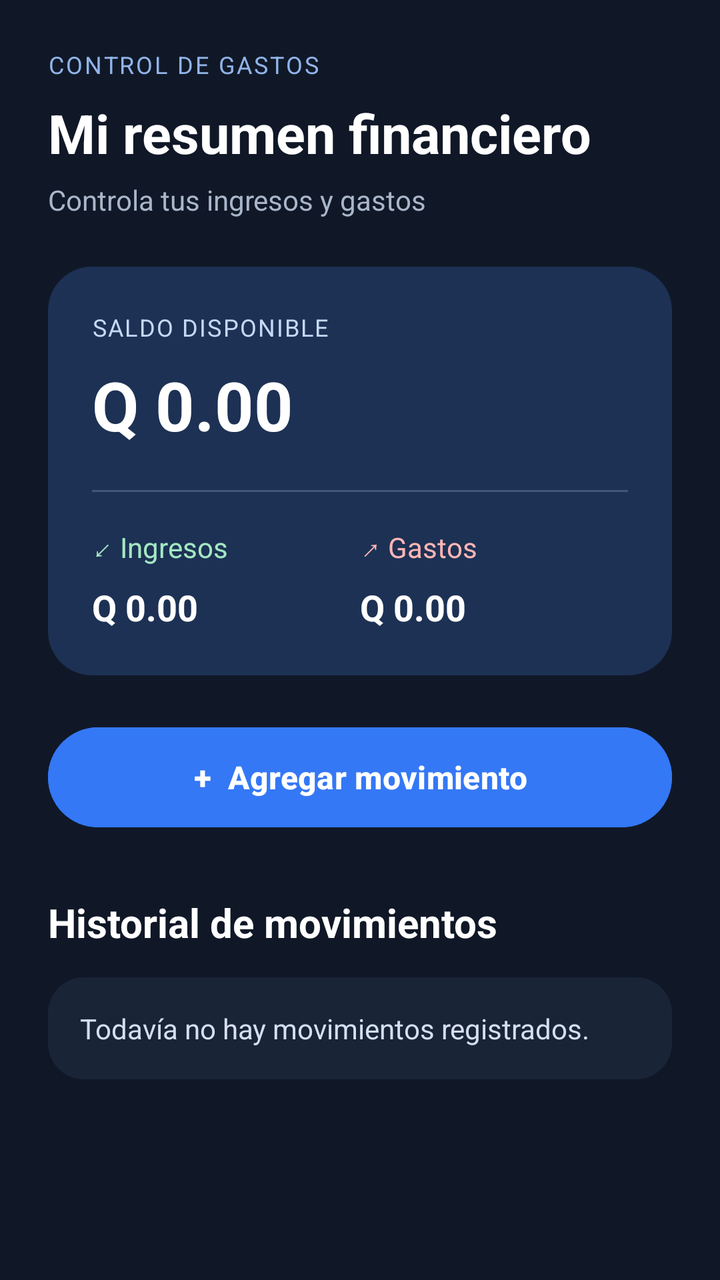
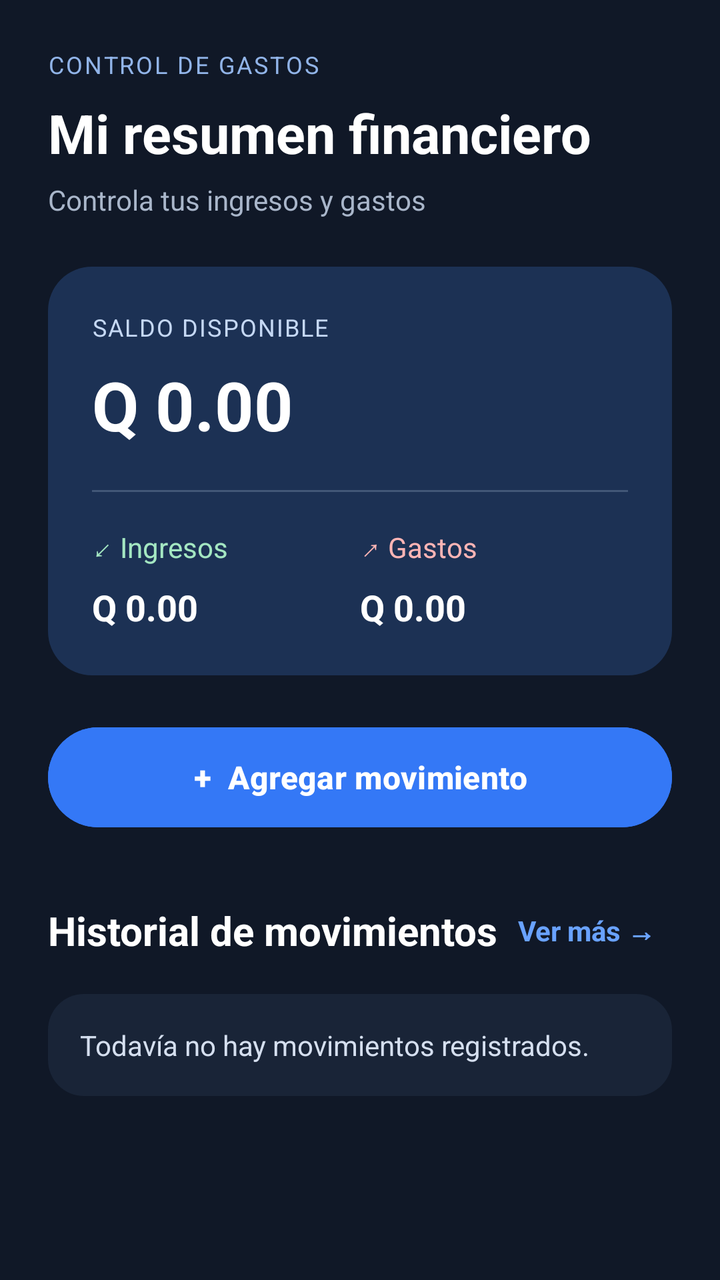

Compare the two renders of this Android layout. The source of the first and the diff that turns it into the second are given below.
<!-- AndroidManifest.xml: application theme Theme.Controlgastos -->
<!-- res/layout/activity_main.xml -->
<?xml version="1.0" encoding="utf-8"?>
<ScrollView xmlns:android="http://schemas.android.com/apk/res/android"
    android:id="@+id/main"
    android:layout_width="match_parent"
    android:layout_height="match_parent"
    android:background="#101827"
    android:fillViewport="true">

    <LinearLayout
        android:layout_width="match_parent"
        android:layout_height="wrap_content"
        android:orientation="vertical"
        android:padding="24dp">

        

        <TextView
            android:layout_width="wrap_content"
            android:layout_height="wrap_content"
            android:text="CONTROL DE GASTOS"
            android:textColor="#91B4E8"
            android:textSize="12sp"
            android:letterSpacing="0.08" />

        <TextView
            android:layout_width="match_parent"
            android:layout_height="wrap_content"
            android:layout_marginTop="8dp"
            android:text="Mi resumen financiero"
            android:textColor="#FFFFFF"
            android:textSize="27sp"
            android:textStyle="bold" />

        <TextView
            android:layout_width="match_parent"
            android:layout_height="wrap_content"
            android:layout_marginTop="6dp"
            android:layout_marginBottom="24dp"
            android:text="Controla tus ingresos y gastos"
            android:textColor="#A9B6CA"
            android:textSize="14sp" />

        

        <LinearLayout
            android:layout_width="match_parent"
            android:layout_height="wrap_content"
            android:orientation="vertical"
            android:padding="22dp"
            android:background="@drawable/bg_balance">

            <TextView
                android:layout_width="wrap_content"
                android:layout_height="wrap_content"
                android:text="SALDO DISPONIBLE"
                android:textColor="#C5D8F4"
                android:textSize="12sp"
                android:letterSpacing="0.06" />

            <TextView
                android:id="@+id/txtSaldo"
                android:layout_width="match_parent"
                android:layout_height="wrap_content"
                android:layout_marginTop="8dp"
                android:text="Q 0.00"
                android:textColor="#FFFFFF"
                android:textSize="34sp"
                android:textStyle="bold" />

            <View
                android:layout_width="match_parent"
                android:layout_height="1dp"
                android:layout_marginTop="20dp"
                android:layout_marginBottom="18dp"
                android:background="#425777" />

            <LinearLayout
                android:layout_width="match_parent"
                android:layout_height="wrap_content"
                android:orientation="horizontal">

                <LinearLayout
                    android:layout_width="0dp"
                    android:layout_height="wrap_content"
                    android:layout_weight="1"
                    android:orientation="vertical">

                    <TextView
                        android:layout_width="wrap_content"
                        android:layout_height="wrap_content"
                        android:text="↙ Ingresos"
                        android:textColor="#A4E7C2"
                        android:textSize="14sp" />

                    <TextView
                        android:id="@+id/txtIngresos"
                        android:layout_width="wrap_content"
                        android:layout_height="wrap_content"
                        android:layout_marginTop="8dp"
                        android:text="Q 0.00"
                        android:textColor="#FFFFFF"
                        android:textSize="18sp"
                        android:textStyle="bold" />

                </LinearLayout>

                <LinearLayout
                    android:layout_width="0dp"
                    android:layout_height="wrap_content"
                    android:layout_weight="1"
                    android:orientation="vertical">

                    <TextView
                        android:layout_width="wrap_content"
                        android:layout_height="wrap_content"
                        android:text="↗ Gastos"
                        android:textColor="#FFB5B5"
                        android:textSize="14sp" />

                    <TextView
                        android:id="@+id/txtGastos"
                        android:layout_width="wrap_content"
                        android:layout_height="wrap_content"
                        android:layout_marginTop="8dp"
                        android:text="Q 0.00"
                        android:textColor="#FFFFFF"
                        android:textSize="18sp"
                        android:textStyle="bold" />

                </LinearLayout>

            </LinearLayout>
        </LinearLayout>

        

        <Button
            android:id="@+id/btnAgregarGasto"
            android:layout_width="match_parent"
            android:layout_height="58dp"
            android:layout_marginTop="22dp"
            android:backgroundTint="#3478F6"
            android:text="+  Agregar movimiento"
            android:textAllCaps="false"
            android:textColor="#FFFFFF"
            android:textSize="16sp"
            android:textStyle="bold" />

        

        <TextView
            android:layout_width="match_parent"
            android:layout_height="wrap_content"
            android:layout_marginTop="30dp"
            android:layout_marginBottom="14dp"
            android:text="Historial de movimientos"
            android:textColor="#FFFFFF"
            android:textSize="20sp"
            android:textStyle="bold" />

        <LinearLayout
            android:layout_width="match_parent"
            android:layout_height="wrap_content"
            android:orientation="vertical"
            android:padding="16dp"
            android:background="@drawable/bg_card">

            <TextView
                android:id="@+id/txtResultado"
                android:layout_width="match_parent"
                android:layout_height="wrap_content"
                android:text="Todavía no hay movimientos registrados."
                android:textColor="#D5DFEF"
                android:textSize="14sp"
                android:lineSpacingExtra="5dp" />

        </LinearLayout>

    </LinearLayout>

</ScrollView>
<!-- resources referenced by this layout -->
<resources>
  <!-- drawable bg_balance (drawable) -->
  <?xml version="1.0" encoding="utf-8"?>
  <shape xmlns:android="http://schemas.android.com/apk/res/android">
      <solid android:color="#1C3154" />
      <corners android:radius="22dp" />
  </shape>
  <!-- drawable bg_card (drawable) -->
  <?xml version="1.0" encoding="utf-8"?>
  <shape xmlns:android="http://schemas.android.com/apk/res/android">
      <solid android:color="#192437" />
      <corners android:radius="18dp" />
  </shape>
  <style name="Theme.Controlgastos" parent="Base.Theme.Controlgastos" />
  <style name="Base.Theme.Controlgastos" parent="Theme.Material3.DayNight.NoActionBar">
          
          
      </style>
</resources>

<!-- the commit's change to res/layout/activity_main.xml (unified diff, before → after) -->
@@ -148,15 +148,36 @@
 
         
 
-        <TextView
+
+        <LinearLayout
             android:layout_width="match_parent"
             android:layout_height="wrap_content"
             android:layout_marginTop="30dp"
             android:layout_marginBottom="14dp"
-            android:text="Historial de movimientos"
-            android:textColor="#FFFFFF"
-            android:textSize="20sp"
-            android:textStyle="bold" />
+            android:orientation="horizontal"
+            android:gravity="center_vertical">
+
+            <TextView
+                android:layout_width="0dp"
+                android:layout_height="wrap_content"
+                android:layout_weight="1"
+                android:text="Historial de movimientos"
+                android:textColor="#FFFFFF"
+                android:textSize="20sp"
+                android:textStyle="bold" />
+
+            <TextView
+                android:id="@+id/txtVerTodos"
+                android:layout_width="wrap_content"
+                android:layout_height="wrap_content"
+                android:text="Ver más →"
+                android:textColor="#69A2FF"
+                android:textSize="14sp"
+                android:textStyle="bold"
+                android:padding="8dp"
+                android:clickable="true"
+                android:focusable="true" />
+        </LinearLayout>
 
         <LinearLayout
             android:layout_width="match_parent"
@@ -174,6 +195,7 @@
                 android:textSize="14sp"
                 android:lineSpacingExtra="5dp" />
 
+
         </LinearLayout>
 
     </LinearLayout>
